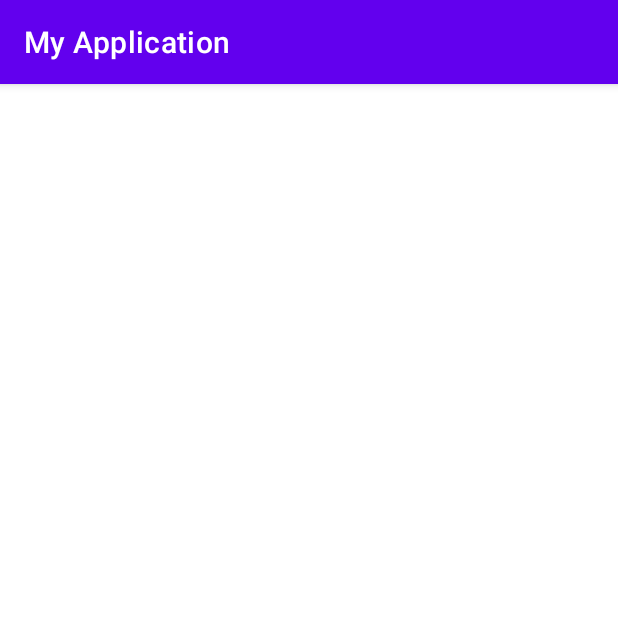
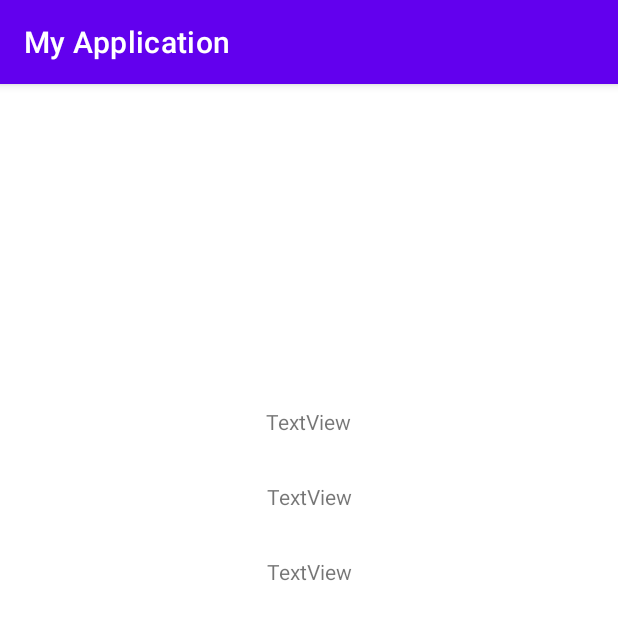
Before and after one commit to ushockit/AndroidPSD, an Android app: the screen it shows after launch (MainActivity), on a phone screen of 412 x 824 dp. Shown: the top 620 px of the screen. Run offline under Robolectric (Android 15) with nearby library versions, the phone set to English and light mode, and no system bars.

Commit message:
Add labels

```diff
--- a/Lesson 5.1/app/src/main/res/layout/activity_main.xml
+++ b/Lesson 5.1/app/src/main/res/layout/activity_main.xml
@@ -14,4 +14,41 @@
         app:layout_constraintStart_toStartOf="parent"
         app:layout_constraintTop_toTopOf="parent"
         tools:srcCompat="@tools:sample/backgrounds/scenic" />
+
+    <LinearLayout
+        android:layout_width="match_parent"
+        android:layout_height="wrap_content"
+        android:minHeight="150dp"
+        android:orientation="vertical"
+        app:layout_constraintEnd_toEndOf="parent"
+        app:layout_constraintStart_toStartOf="parent"
+        app:layout_constraintTop_toBottomOf="@+id/imageView">
+
+        <TextView
+            android:id="@+id/textView2"
+            android:layout_width="wrap_content"
+            android:layout_height="wrap_content"
+            android:layout_weight="1"
+            android:layout_gravity="center"
+            android:gravity="center"
+            android:text="TextView" />
+
+        <TextView
+            android:id="@+id/textView3"
+            android:layout_width="match_parent"
+            android:layout_height="wrap_content"
+            android:layout_weight="1"
+            android:layout_gravity="center"
+            android:gravity="center"
+            android:text="TextView" />
+
+        <TextView
+            android:id="@+id/textView4"
+            android:layout_width="match_parent"
+            android:layout_height="wrap_content"
+            android:layout_weight="1"
+            android:layout_gravity="center"
+            android:gravity="center"
+            android:text="TextView" />
+    </LinearLayout>
 </androidx.constraintlayout.widget.ConstraintLayout>
```
